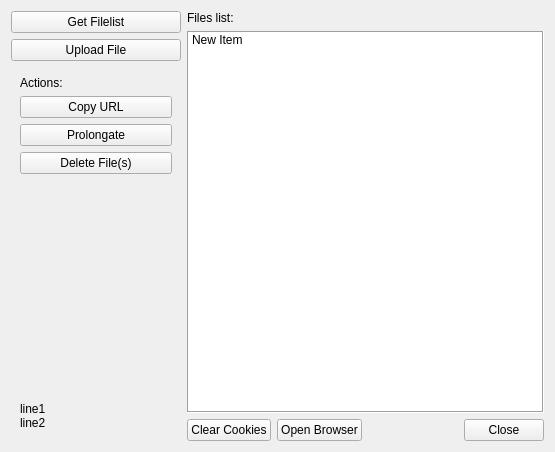
Old version of the form generic/yandexnarodplugin/yandexnarodmanage.ui in the repository psi-im/plugins.
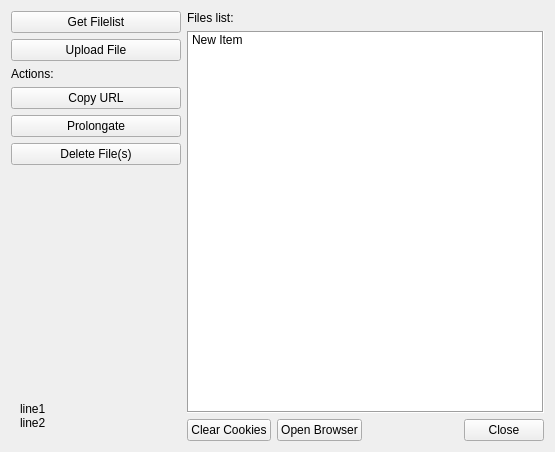
New version of the form. Icons and pictures are not drawn. Custom widgets are drawn as their Qt base class.

What changed in the file:
```diff
--- a/generic/yandexnarodplugin/yandexnarodmanage.ui
+++ b/generic/yandexnarodplugin/yandexnarodmanage.ui
@@ -74,20 +74,20 @@
      <item>
       <widget class="QFrame" name="frameFileActions">
        <property name="sizePolicy">
-        <sizepolicy hsizetype="Preferred" vsizetype="Expanding">
+        <sizepolicy hsizetype="Fixed" vsizetype="Expanding">
          <horstretch>0</horstretch>
          <verstretch>0</verstretch>
         </sizepolicy>
        </property>
        <property name="minimumSize">
         <size>
-         <width>0</width>
+         <width>170</width>
          <height>98</height>
         </size>
        </property>
        <property name="maximumSize">
         <size>
-         <width>16777215</width>
+         <width>170</width>
          <height>16777215</height>
         </size>
        </property>
@@ -104,7 +104,7 @@
         <property name="sizeConstraint">
          <enum>QLayout::SetDefaultConstraint</enum>
         </property>
-        <property name="bottomMargin">
+        <property name="margin">
          <number>0</number>
         </property>
         <item>
```
Left out of the diff: 26 changed lines with no effect on the pictures.
